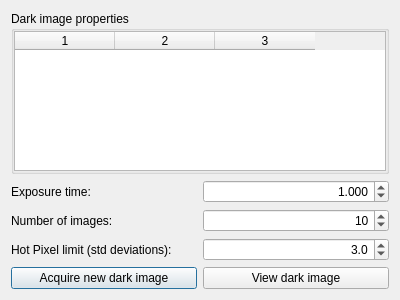
Before: the Qt Designer form gui/snowgui/icegui/darkwidget.ui in AndreasFMueller/AstroPhotography, drawn with Qt 5.
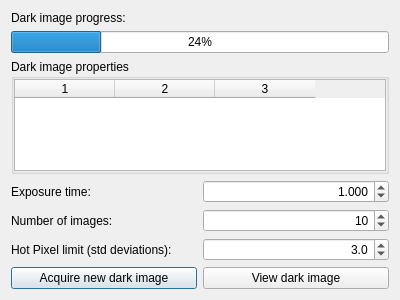
After: the same form once the commit is applied. Custom widgets are drawn as their Qt base class.

Commit message: separate CalibrationImageMonitor

The edit to the form file:
```diff
--- a/gui/snowgui/icegui/darkwidget.ui
+++ b/gui/snowgui/icegui/darkwidget.ui
@@ -15,7 +15,52 @@
   </property>
   <layout class="QVBoxLayout" name="verticalLayout">
    <item>
-    <widget class="QGroupBox" name="groupBox">
+    <widget class="QWidget" name="progressWidget" native="true">
+     <layout class="QVBoxLayout" name="verticalLayout_3">
+      <property name="leftMargin">
+       <number>0</number>
+      </property>
+      <property name="topMargin">
+       <number>0</number>
+      </property>
+      <property name="rightMargin">
+       <number>0</number>
+      </property>
+      <property name="bottomMargin">
+       <number>0</number>
+      </property>
+      <item>
+       <widget class="QLabel" name="progressLabel">
+        <property name="text">
+         <string>Dark image progress:</string>
+        </property>
+       </widget>
+      </item>
+      <item>
+       <widget class="QProgressBar" name="progressBar">
+        <property name="value">
+         <number>24</number>
+        </property>
+       </widget>
+      </item>
+      <item>
+       <spacer name="verticalSpacer">
+        <property name="orientation">
+         <enum>Qt::Vertical</enum>
+        </property>
+        <property name="sizeHint" stdset="0">
+         <size>
+          <width>20</width>
+          <height>40</height>
+         </size>
+        </property>
+       </spacer>
+      </item>
+     </layout>
+    </widget>
+   </item>
+   <item>
+    <widget class="QGroupBox" name="propertyBox">
      <property name="title">
       <string>Dark image properties</string>
      </property>
```
The commit also changes 27 other files.
